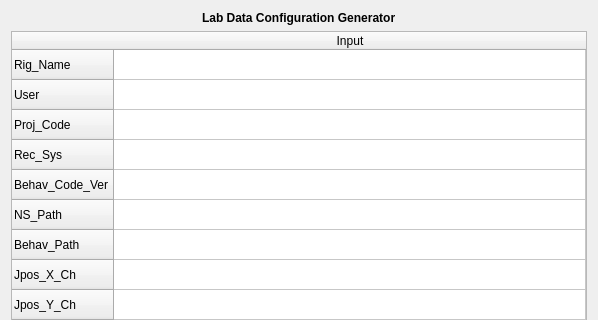
The window that config.ui (DudLab/lab_config) describes before a commit, drawn with Qt 5; both pictures show x 0 to 598 and y 0 to 320 of the 598 by 648 pixel window.
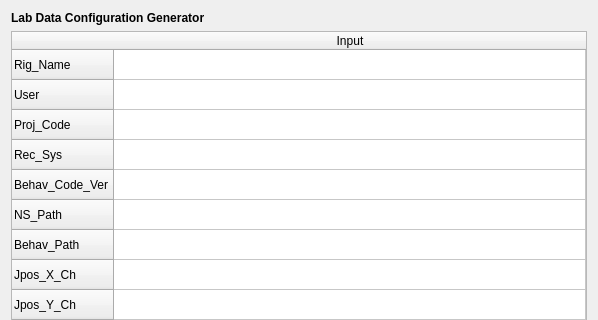
The same window after the commit.

Commit message: config: Support PyQt or PySide.

What changed in the file:
```diff
--- a/config.ui
+++ b/config.ui
@@ -130,7 +130,7 @@
      </item>
     </layout>
    </item>
-   <item row="0" column="0" alignment="Qt::AlignHCenter">
+   <item row="0" column="0">
     <widget class="QLabel" name="label">
      <property name="text">
       <string>&lt;b&gt;Lab Data Configuration Generator&lt;/b&gt;</string>
```
The commit also changes 1 other file.
